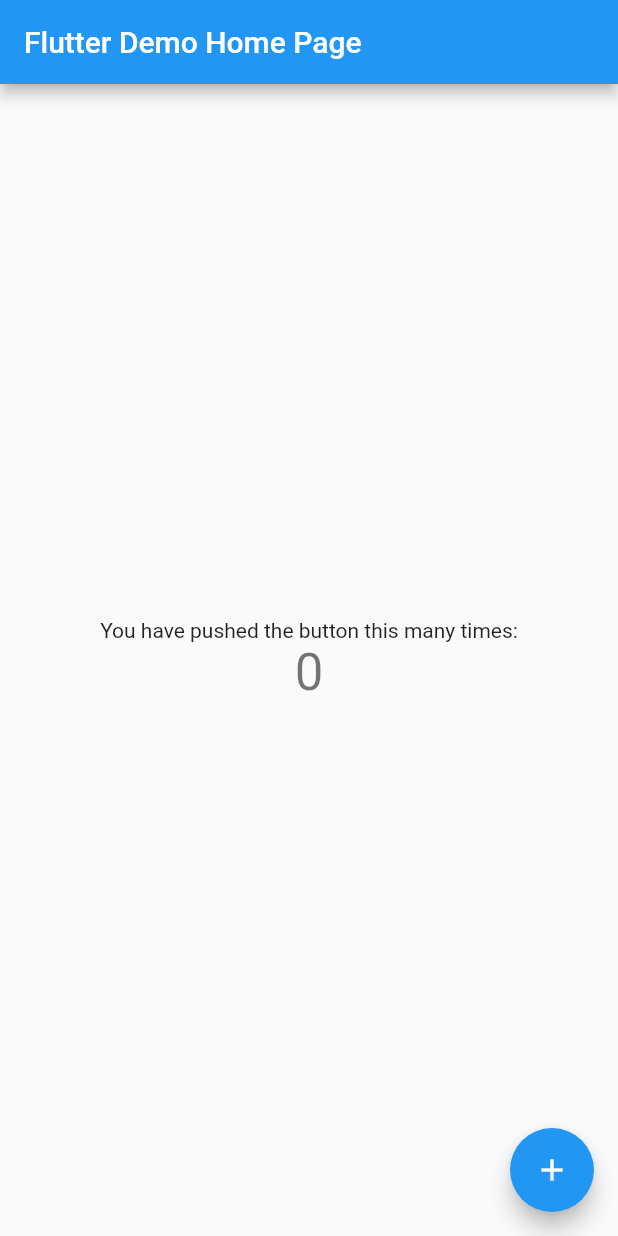
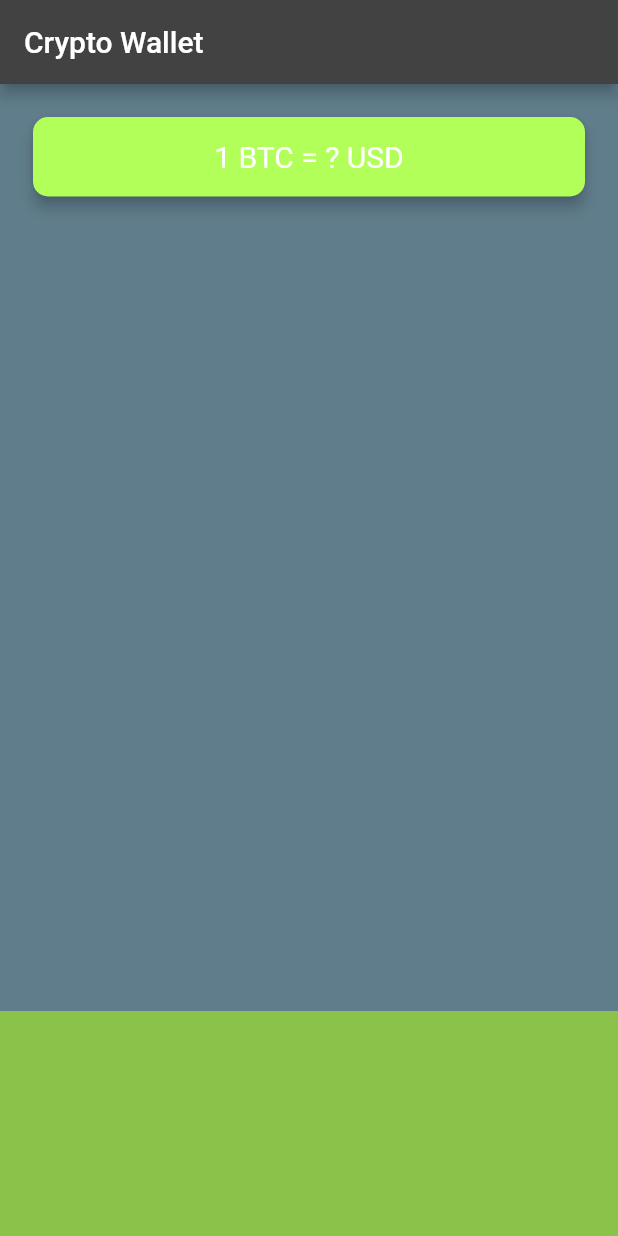
Before and after one commit to mdhowey/crypto-wallet, a Flutter app: the screen it shows after launch, on a phone screen of 412 x 824 dp. Run offline on Flutter 3.47's test engine with Material 2 defaults, Android fonts, the phone set to English and light mode, and no system bars; our stand-ins replace flutter_dotenv.

Commit message:
crypto boilerplate set up

```diff
--- a/lib/main.dart
+++ b/lib/main.dart
@@ -1,68 +1,22 @@
+import 'package:crypto_wallet/price_screen.dart';
 import 'package:flutter/material.dart';
+import 'package:flutter_dotenv/flutter_dotenv.dart';
 
-void main() {
-  runApp(const MyApp());
+void main() async {
+  await dotenv.load(fileName: ".env");
+  runApp(MyApp());
 }
 
 class MyApp extends StatelessWidget {
-  const MyApp({Key? key}) : super(key: key);
-
-  // This widget is the root of your application.
   @override
   Widget build(BuildContext context) {
     return MaterialApp(
       title: 'Flutter Demo',
-      theme: ThemeData(
-        primarySwatch: Colors.blue,
+      theme: ThemeData.dark().copyWith(
+        primaryColor: Colors.greenAccent,
+        scaffoldBackgroundColor: Colors.blueGrey,
       ),
-      home: const MyHomePage(title: 'Flutter Demo Home Page'),
+      home: PriceScreen(),
     );
   }
 }
-
-class MyHomePage extends StatefulWidget {
-  const MyHomePage({Key? key, required this.title}) : super(key: key);
-
-  final String title;
-
-  @override
-  State<MyHomePage> createState() => _MyHomePageState();
-}
-
-class _MyHomePageState extends State<MyHomePage> {
-  int _counter = 0;
-
-  void _incrementCounter() {
-    setState(() {
-      _counter++;
-    });
-  }
-
-  @override
-  Widget build(BuildContext context) {
-    return Scaffold(
-      appBar: AppBar(
-        title: Text(widget.title),
-      ),
-      body: Center(
-        child: Column(
-          mainAxisAlignment: MainAxisAlignment.center,
-          children: <Widget>[
-            const Text(
-              'You have pushed the button this many times:',
-            ),
-            Text(
-              '$_counter',
-              style: Theme.of(context).textTheme.headline4,
-            ),
-          ],
-        ),
-      ),
-      floatingActionButton: FloatingActionButton(
-        onPressed: _incrementCounter,
-        tooltip: 'Increment',
-        child: const Icon(Icons.add),
-      ),
-    );
-  }
-}
--- /dev/null
+++ b/lib/price_screen.dart
@@ -0,0 +1,53 @@
+import 'package:flutter/material.dart';
+
+class PriceScreen extends StatefulWidget {
+  const PriceScreen({Key? key}) : super(key: key);
+
+  @override
+  _PriceScreenState createState() => _PriceScreenState();
+}
+
+class _PriceScreenState extends State<PriceScreen> {
+  @override
+  Widget build(BuildContext context) {
+    return Scaffold(
+      appBar: AppBar(
+        title: const Text('Crypto Wallet'),
+      ),
+      body: Column(
+        mainAxisAlignment: MainAxisAlignment.spaceBetween,
+        crossAxisAlignment: CrossAxisAlignment.stretch,
+        children: <Widget>[
+          Padding(
+            padding: const EdgeInsets.fromLTRB(18.0, 18.0, 18.0, 0.0),
+            child: Card(
+              color: Colors.lightGreenAccent,
+              elevation: 4.0,
+              shape: RoundedRectangleBorder(
+                borderRadius: BorderRadius.circular(10.0),
+              ),
+              child: const Padding(
+                padding: EdgeInsets.symmetric(vertical: 15.0, horizontal: 28.0),
+                child: Text(
+                  '1 BTC = ? USD',
+                  textAlign: TextAlign.center,
+                  style: TextStyle(
+                    fontSize: 20.0,
+                    color: Colors.white,
+                  ),
+                ),
+              ),
+            ),
+          ),
+          Container(
+            height: 150.0,
+            alignment: Alignment.center,
+            padding: const EdgeInsets.only(bottom: 30.0),
+            color: Colors.lightGreen,
+            child: null,
+          ),
+        ],
+      ),
+    );
+  }
+}
```
Also changed, not shown: lib/coin_data.dart (added, +27 -0 lines), pubspec.yaml (+3 -51 lines), pubspec.lock, 3 other files.
